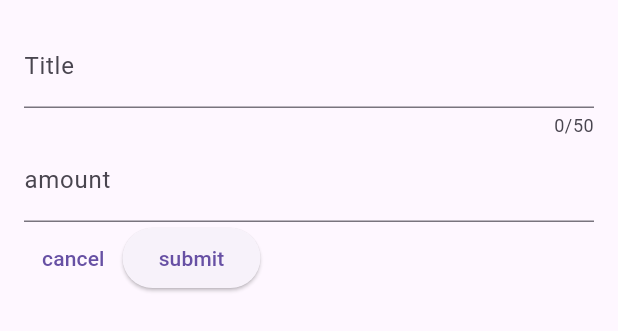
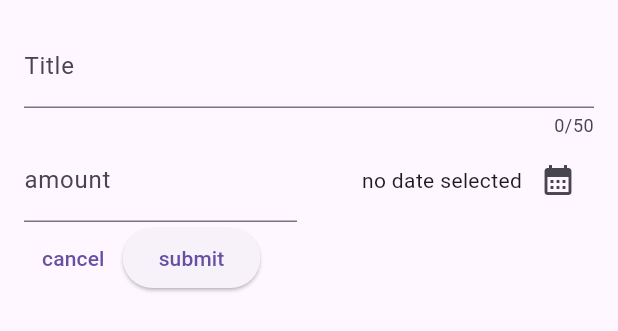
Before and after one commit to JagdishSingh01/new_expense_tracker, a Flutter app: the NewExpense widget shown alone on an empty page, opened directly, on a phone screen of 412 x 824 dp. Shown: the top 331 px of the screen. Run offline on Flutter 3.47's test engine with Material 3 defaults, Android fonts, the phone set to English and light mode, and no system bars.

Commit message:
added the datepicker in the new_expense.dart widget

```diff
--- a/lib/widget/new_expense.dart
+++ b/lib/widget/new_expense.dart
@@ -1,4 +1,7 @@
 import 'package:flutter/material.dart';
+import 'package:new_expense_tracker/models/expense.dart';
+
+
 
 class NewExpense extends StatefulWidget {
   const NewExpense({super.key});
@@ -12,6 +15,20 @@
 class _NewExpenseState extends State<NewExpense> {
   final _titleController = TextEditingController();
   final _amountController = TextEditingController();
+  DateTime? _selectedDate;
+
+  void _presentDatePicker() async {
+    final now = DateTime.now();
+    final firstDate = DateTime(now.year - 1, now.month, now.day);
+    final pickedDate = await showDatePicker(
+      context: context,
+      firstDate: firstDate,
+      lastDate: now,
+    );
+    setState(() {
+      _selectedDate = pickedDate;
+    });
+  }
 
   @override
   void dispose() {
@@ -33,7 +50,9 @@
               label: Text('Title'),
             ),
           ),
-          TextField(
+          Row(children: [
+            Expanded(
+              child: TextField(
                 controller: _amountController,
                 keyboardType: TextInputType.number,
                 decoration: const InputDecoration(
@@ -41,6 +60,25 @@
                   label: Text('amount'),
                 ),
               ),
+            ),
+            const SizedBox(
+              width: 16,
+            ),
+            Expanded(
+              child: Row(
+                mainAxisAlignment: MainAxisAlignment.end,
+                crossAxisAlignment: CrossAxisAlignment.center,
+                children: [
+                  Text(_selectedDate == null ? 'no date selected' : formatter.format(_selectedDate!)),
+                  IconButton(
+                      onPressed: _presentDatePicker,
+                      icon: Icon(
+                        Icons.calendar_month,
+                      ))
+                ],
+              ),
+            )
+          ]),
           Row(
             children: [
               TextButton(
```
Lines whose indentation alone changed are shown as unchanged.
